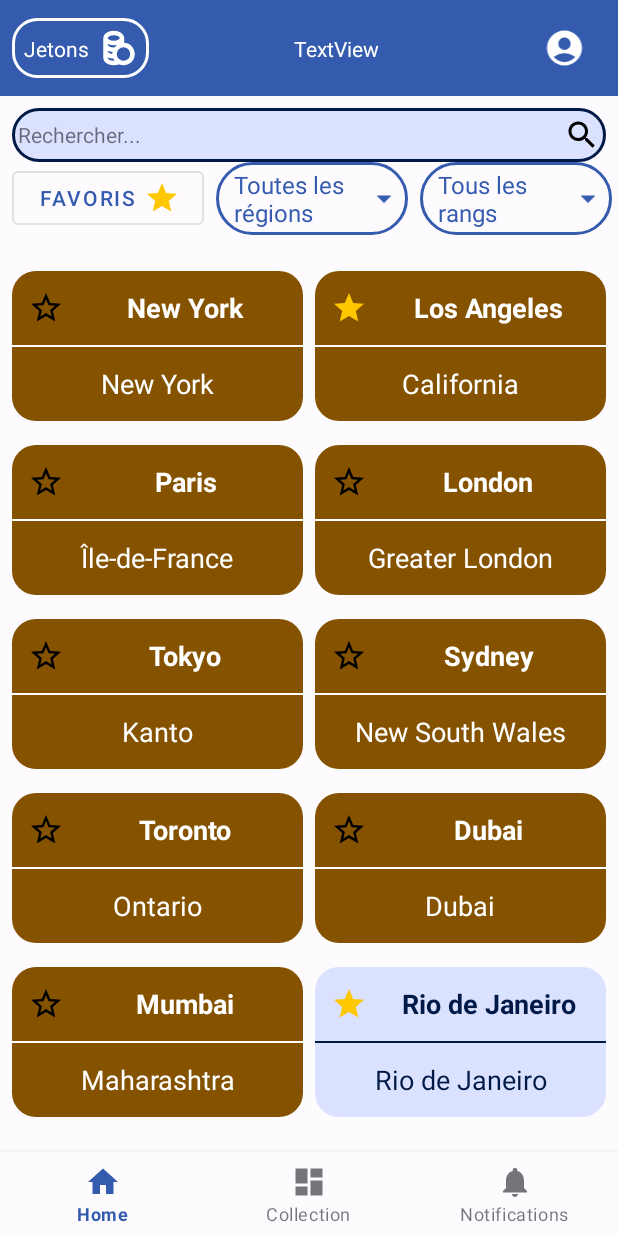
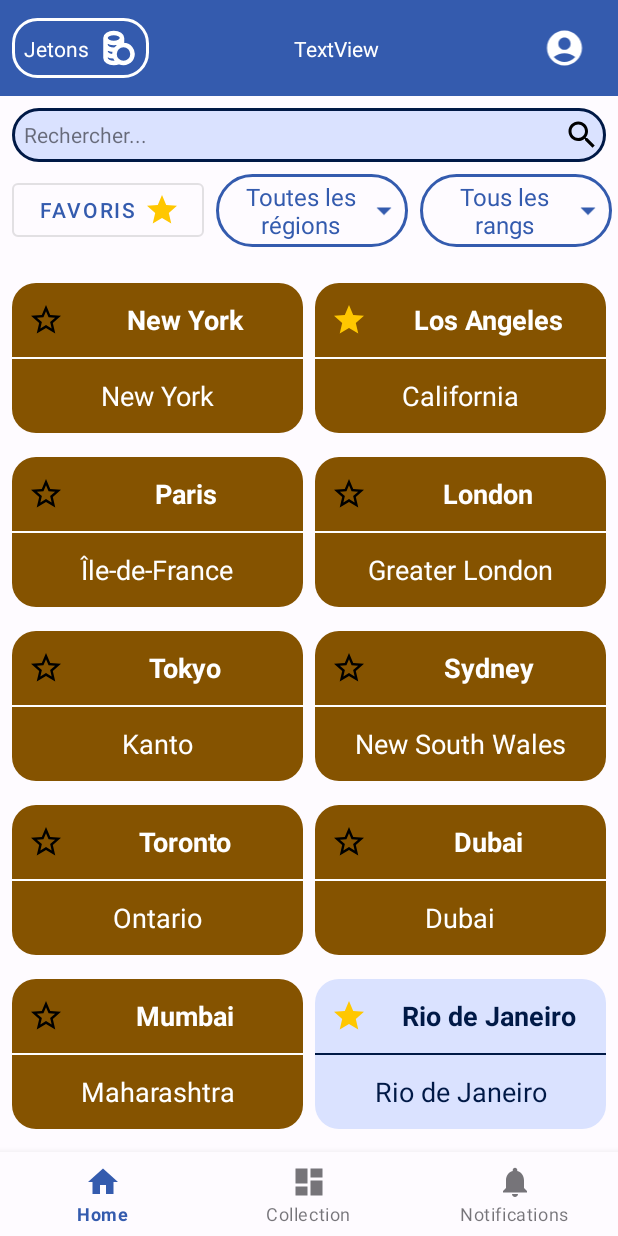
Before and after one commit to MAXCOEUR/citycards, an Android app: the fragment CollectionFragment placed in its activity, on a phone screen of 412 x 824 dp. Run offline under Robolectric (Android 15) with nearby library versions, the phone set to English and light mode, and no system bars; network calls fail; 1 statement that could not run was skipped.

Commit message:
petit correction taille

```diff
--- a/app/src/main/res/layout/fragment_collection.xml
+++ b/app/src/main/res/layout/fragment_collection.xml
@@ -26,7 +26,7 @@
             android:background="@drawable/rounded_search_bar"
             android:drawableEnd="@drawable/baseline_search"
             android:hint="Rechercher..."
-            android:paddingStart="4dp"
+            android:paddingStart="@dimen/taille8"
             android:paddingEnd="4dp"
             app:layout_constraintEnd_toEndOf="parent"
             app:layout_constraintStart_toStartOf="parent"
@@ -36,6 +36,7 @@
             android:id="@+id/linearLayout3"
             android:layout_width="0dp"
             android:layout_height="wrap_content"
+            android:layout_marginTop="@dimen/taille8"
             android:gravity="center"
             android:orientation="horizontal"
             app:layout_constraintEnd_toEndOf="parent"
--- a/app/src/main/res/layout/spinner_item.xml
+++ b/app/src/main/res/layout/spinner_item.xml
@@ -11,7 +11,7 @@
         android:layout_width="0dp"
         android:layout_height="wrap_content"
         android:layout_weight="1"
-        android:gravity="center_vertical"
+        android:gravity="center|center_vertical"
         android:maxLines="2"
         android:minLines="1"
         android:paddingStart="@dimen/taille8"
```
